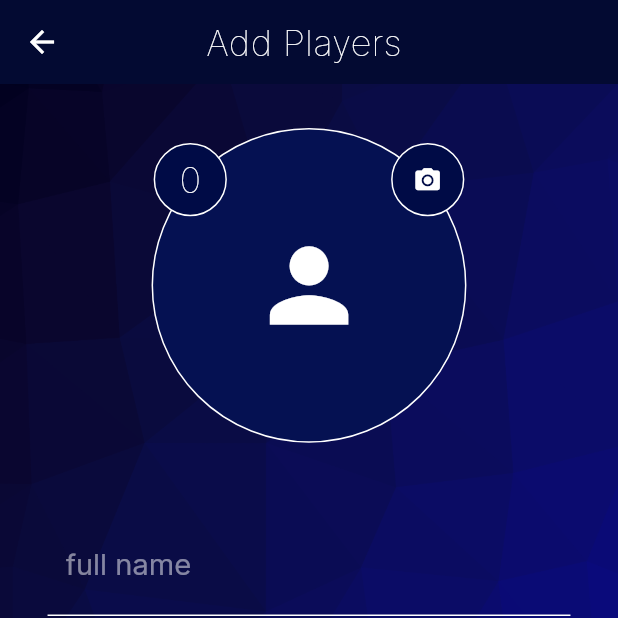
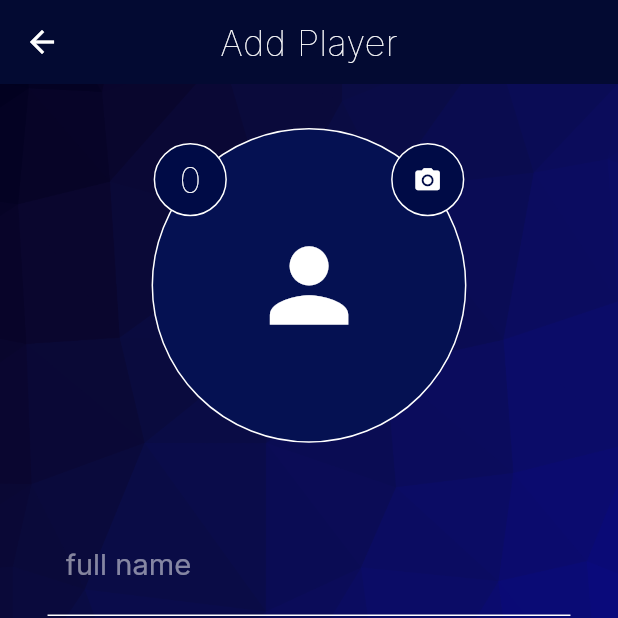
Before and after one commit to redraoui123/dhkh-app, a Flutter app: the AddPlayer screen opened directly, on a phone screen of 412 x 824 dp, the top half of it. Run offline on Flutter 3.47's test engine with Material 2 defaults, Android fonts, the phone set to English and light mode, and no system bars; our stand-ins replace flutter_screenutil; missing offline and left inert: intrinsic_grid_view.

```diff
--- a/lib/addPlayer.dart
+++ b/lib/addPlayer.dart
@@ -24,7 +24,7 @@ class _AddPlayerState extends State<AddPlayer> {
             elevation: 0,
             centerTitle: true,
             title: Text(
-              'Add Players ',
+              'Add Player',
               style: TextStyle(
                 color: Colors.white,
                 fontWeight: FontWeight.w100,
```
